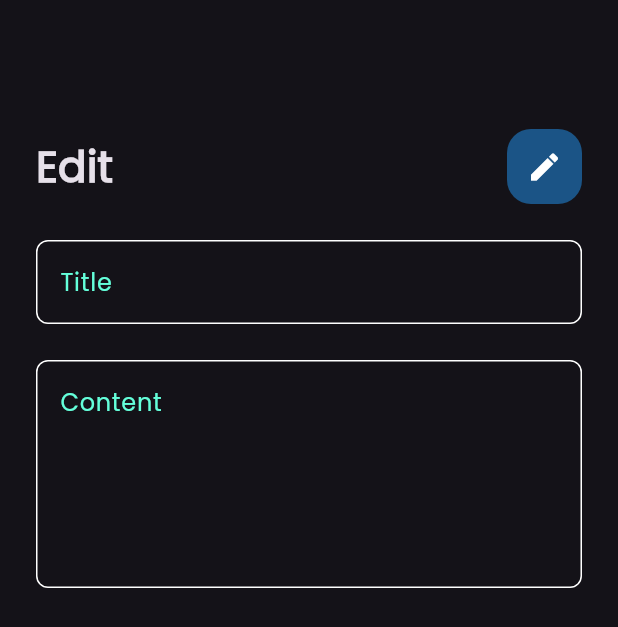
After one commit to YasmineRaef/notes-app-second, a Flutter app: the screen it shows after launch, after a tap on "Note 1", on a phone screen of 412 x 824 dp. The commit adds this screen. Shown: the top 627 px of the screen. Run offline on Flutter 3.47's test engine with Material 3 defaults, Android fonts, the phone set to English and light mode, and no system bars; our stand-ins replace gap.

Commit message:
Adding Edit View

```diff
--- a/lib/presentation/notes_view.dart
+++ b/lib/presentation/notes_view.dart
@@ -32,9 +32,9 @@ class NotesView extends StatelessWidget {
                 Container(
                     height: 50,
                     width: 50,
-                    color: const Color.fromRGBO(33, 150, 243, 0.5),
-                    decoration:
-                        BoxDecoration(borderRadius: BorderRadius.circular(16)),
+                    decoration: BoxDecoration(
+                        borderRadius: BorderRadius.circular(16),
+                        color: const Color.fromRGBO(33, 150, 243, 0.5)),
                     child: const Center(child: Icon(Icons.search)))
               ]),
               const Expanded(child: NotesListView())
--- /dev/null
+++ b/lib/presentation/views/edit_note_view.dart
@@ -0,0 +1,31 @@
+import 'package:flutter/material.dart';
+import 'package:gap/gap.dart';
+import 'package:notes_app_2/presentation/widgets/custom_text_field.dart';
+
+class EditNote extends StatelessWidget {
+  const EditNote({super.key});
+
+  @override
+  Widget build(BuildContext context) {
+    return Scaffold(
+        body: Padding(
+            padding: const EdgeInsets.symmetric(horizontal: 24, vertical: 16),
+            child: Column(children: [
+              const Gap(70),
+              Row(mainAxisAlignment: MainAxisAlignment.spaceBetween, children: [
+                const Text("Edit",
+                    style:
+                        TextStyle(fontWeight: FontWeight.bold, fontSize: 28)),
+                Container(
+                    height: 50,
+                    width: 50,
+                    decoration: BoxDecoration(
+                        borderRadius: BorderRadius.circular(16),
+                        color: const Color.fromRGBO(33, 150, 243, 0.5)),
+                    child: const Center(child: Icon(Icons.edit)))
+              ]),
+              const CustomTextField(hint: "Title"),
+              const CustomTextField(hint: "Content", maxLines: 5),
+            ])));
+  }
+}
--- a/lib/presentation/widgets/note_card.dart
+++ b/lib/presentation/widgets/note_card.dart
@@ -1,11 +1,18 @@
 import 'package:flutter/material.dart';
+import 'package:notes_app_2/presentation/views/edit_note_view.dart';
 
 class NoteCard extends StatelessWidget {
   const NoteCard({super.key});
 
   @override
   Widget build(BuildContext context) {
-    return Container(
+    return GestureDetector(
+      onTap: () {
+        Navigator.push(context, MaterialPageRoute(builder: (context) {
+          return const EditNote();
+        }));
+      },
+      child: Container(
           padding: const EdgeInsets.all(16),
           decoration: BoxDecoration(
               color: Colors.teal, borderRadius: BorderRadius.circular(16)),
@@ -23,10 +30,12 @@ class NoteCard extends StatelessWidget {
                       style: TextStyle(color: Colors.black.withOpacity(0.5)))),
               trailing: IconButton(
                   onPressed: () {},
-                icon: const Icon(Icons.delete, size: 30, color: Colors.black)),
+                  icon:
+                      const Icon(Icons.delete, size: 30, color: Colors.black)),
             ),
             Text("Jan 01 , 2004",
                 style: TextStyle(color: Colors.black.withOpacity(.5)))
-        ]));
+          ])),
+    );
   }
 }
```
Lines whose indentation alone changed are shown as unchanged.
